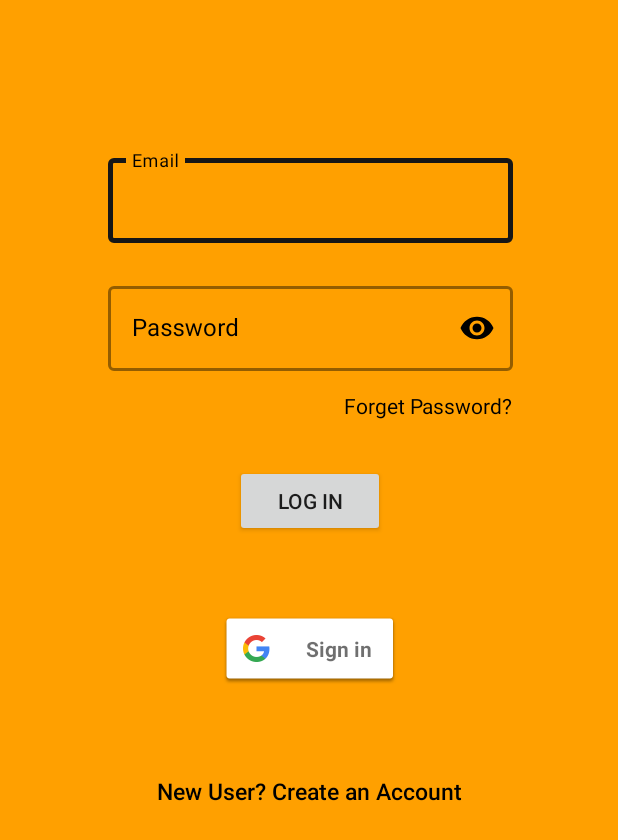
After one commit to Codename-sgr/beta26_Bug_is_Bae, an Android app: the layout activity_login.xml on its own in the app's theme, with its tools: preview values and no code run, on a phone screen of 412 x 824 dp. The commit adds this screen. Shown: the top 840 px of the screen. Run offline under Robolectric (Android 15) with nearby library versions, the phone set to English and light mode, and no system bars.

Commit message:
login page

```diff
--- a/Android/app/src/main/AndroidManifest.xml
+++ b/Android/app/src/main/AndroidManifest.xml
@@ -9,6 +9,7 @@
         android:roundIcon="@mipmap/ic_launcher_round"
         android:supportsRtl="true"
         android:theme="@style/AppTheme">
+        <activity android:name=".LoginActivity"></activity>
         <activity android:name=".MainActivity">
             <intent-filter>
                 <action android:name="android.intent.action.MAIN" />
--- /dev/null
+++ b/Android/app/src/main/res/layout/activity_login.xml
@@ -0,0 +1,107 @@
+<?xml version="1.0" encoding="utf-8"?>
+<androidx.constraintlayout.widget.ConstraintLayout xmlns:android="http://schemas.android.com/apk/res/android"
+    xmlns:app="http://schemas.android.com/apk/res-auto"
+    xmlns:tools="http://schemas.android.com/tools"
+    android:layout_width="match_parent"
+    android:layout_height="match_parent"
+    android:background="#FFA000"
+    tools:context="LoginActivity">
+
+    <com.google.android.material.textfield.TextInputLayout
+        android:id="@+id/EmailLayout"
+        style="@style/Widget.MaterialComponents.TextInputLayout.OutlinedBox"
+        android:layout_width="270dp"
+        android:layout_height="75dp"
+        android:hint="@string/Email"
+        android:textColorHint="#000000"
+        app:boxStrokeColor="#161616"
+        app:boxStrokeWidth="2dp"
+        app:boxStrokeWidthFocused="3dp"
+        app:hintTextColor="#000000"
+        android:layout_marginTop="100dp"
+        app:layout_constraintEnd_toEndOf="@+id/passwordLayout"
+        app:layout_constraintStart_toStartOf="@+id/passwordLayout"
+        app:layout_constraintTop_toTopOf="parent">
+
+        <com.google.android.material.textfield.TextInputEditText
+            android:id="@+id/editTextEmail"
+            android:layout_width="match_parent"
+            android:layout_height="wrap_content"
+            android:inputType="textEmailAddress"
+            android:textColor="#000000"
+            android:textCursorDrawable="@null" />
+    </com.google.android.material.textfield.TextInputLayout>
+
+    <com.google.android.material.textfield.TextInputLayout
+        android:id="@+id/passwordLayout"
+        style="@style/Widget.MaterialComponents.TextInputLayout.OutlinedBox"
+        android:layout_width="270dp"
+        android:layout_height="75dp"
+        android:layout_marginTop="10dp"
+        android:hint="@string/Password"
+        android:textColorHint="#000000"
+        app:boxStrokeColor="#161616"
+        app:boxStrokeWidth="2dp"
+        app:boxStrokeWidthFocused="3dp"
+        app:hintTextColor="#000000"
+        app:layout_constraintEnd_toEndOf="@+id/LogIn"
+        app:layout_constraintStart_toStartOf="@+id/LogIn"
+        app:layout_constraintTop_toBottomOf="@+id/EmailLayout"
+        app:passwordToggleEnabled="true"
+        app:passwordToggleTint="#000000">
+
+        <com.google.android.material.textfield.TextInputEditText
+            android:id="@+id/password"
+            android:layout_width="match_parent"
+            android:layout_height="wrap_content"
+            android:inputType="textPassword"
+            android:textColor="#000000"
+            android:textCursorDrawable="@null" />
+    </com.google.android.material.textfield.TextInputLayout>
+
+    <Button
+        android:id="@+id/LogIn"
+        android:layout_width="100dp"
+        android:layout_height="wrap_content"
+        android:layout_below="@id/passwordLayout"
+        android:layout_marginTop="30dp"
+        android:onClick="logIn"
+        android:text="LOG IN"
+        app:layout_constraintEnd_toEndOf="@+id/googleLoginBtn"
+        app:layout_constraintStart_toStartOf="@+id/googleLoginBtn"
+        app:layout_constraintTop_toBottomOf="@+id/textViewForgetPass" />
+
+    <TextView
+        android:id="@+id/textViewForgetPass"
+        android:layout_width="wrap_content"
+        android:layout_height="wrap_content"
+        android:text="Forget Password?"
+        android:textColor="#000000"
+        app:layout_constraintEnd_toEndOf="@+id/passwordLayout"
+        app:layout_constraintTop_toBottomOf="@+id/passwordLayout" />
+
+    <com.google.android.gms.common.SignInButton
+        android:id="@+id/googleLoginBtn"
+        android:layout_width="120dp"
+        android:layout_height="wrap_content"
+        android:layout_marginTop="50dp"
+        app:layout_constraintEnd_toEndOf="@+id/signUp"
+        app:layout_constraintStart_toStartOf="@+id/signUp"
+        app:layout_constraintTop_toBottomOf="@+id/LogIn" />
+
+    <TextView
+        android:id="@+id/signUp"
+        style="@style/TextAppearance.AppCompat.Title"
+        android:layout_width="wrap_content"
+        android:layout_height="wrap_content"
+        android:layout_marginTop="60dp"
+        android:text="New User? Create an Account"
+        android:textColor="#000000"
+        android:textSize="15sp"
+        app:layout_constraintEnd_toEndOf="parent"
+        app:layout_constraintStart_toStartOf="parent"
+        app:layout_constraintTop_toBottomOf="@id/googleLoginBtn" />
+
+
+
+</androidx.constraintlayout.widget.ConstraintLayout>
--- a/Android/app/src/main/res/values/strings.xml
+++ b/Android/app/src/main/res/values/strings.xml
@@ -1,3 +1,5 @@
 <resources>
     <string name="app_name">BloodHive</string>
+    <string name="Email">Email</string>
+    <string name="Password">Password</string>
 </resources>
--- a/Android/build.gradle
+++ b/Android/build.gradle
@@ -8,7 +8,9 @@ buildscript {
 
     }
     dependencies {
-        classpath 'com.android.tools.build:gradle:3.6.1'
+        classpath 'com.android.tools.build:gradle:3.6.4'
+        classpath 'com.google.gms:google-services:4.3.4'
+
 
 
         // NOTE: Do not place your application dependencies here; they belong
```
Also changed, not shown: Android/app/build.gradle (+27 -1 lines), Android/app/src/main/java/com/bugisbae/bloodhive/LoadingDialog.java (added, +31 -0 lines), Android/app/src/main/java/com/bugisbae/bloodhive/LoginActivity.java (added, +352 -0 lines), Android/app/src/main/res/layout/loading_dialog.xml (added, +32 -0 lines).
